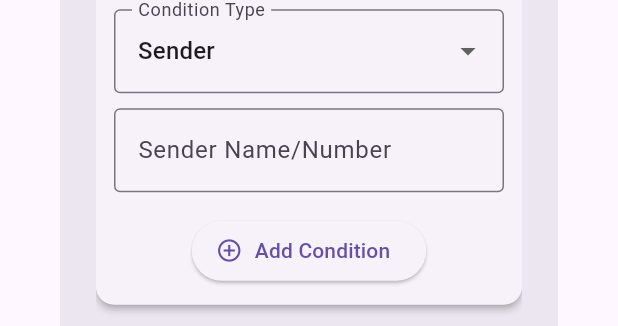
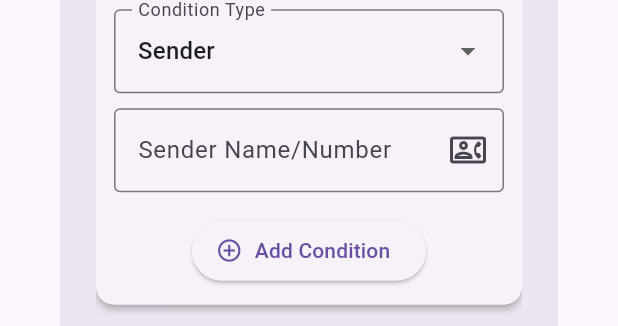
Before and after one commit to arunachalam-b/automated-sms-forwarder, a Flutter app: the FilterWizard widget shown alone on an empty page, opened directly, swiped to page 2, on a phone screen of 412 x 824 dp. Shown: the part 352-678 px from the top of the screen. Run offline on Flutter 3.47's test engine with Material 3 defaults, Android fonts, the phone set to English and light mode, and no system bars; our stand-ins replace flutter_contacts.

Commit message:
[Arunachalam] Remove sim selection section in create filter wizard

```diff
--- a/lib/models/filter.dart
+++ b/lib/models/filter.dart
@@ -19,12 +19,10 @@ class Filter {
   final String id; // To uniquely identify for editing/deleting
   final List<String> recipients; // Phone numbers or contact IDs
   final List<FilterCondition> conditions;
-  final String? selectedSim; // Identifier for the selected SIM (nullable for now)
 
   Filter({
     required this.id,
     required this.recipients,
     required this.conditions,
-    this.selectedSim,
   });
 }
--- a/lib/tabs/filters_tab.dart
+++ b/lib/tabs/filters_tab.dart
@@ -86,8 +86,7 @@ class FiltersTabState extends State<FiltersTab> {
           margin: const EdgeInsets.symmetric(horizontal: 8.0, vertical: 4.0),
           child: ListTile(
             title: Text('Forward to: ${filter.recipients.join(", ")}'),
-            subtitle: Text(
-                'Conditions: ${filter.conditions.length}, SIM: ${filter.selectedSim ?? 'Default'}'),
+            subtitle: Text('Conditions: ${filter.conditions.length}'),
             trailing: Row(
               mainAxisSize: MainAxisSize.min,
               children: [
--- a/lib/widgets/filter_wizard.dart
+++ b/lib/widgets/filter_wizard.dart
@@ -1,10 +1,18 @@
 import 'package:flutter/material.dart';
 import 'package:uuid/uuid.dart';
 import 'package:flutter_contacts/flutter_contacts.dart';
-import '../models/filter.dart';
+// Remove sim_data_plus imports
+// import 'package:sim_data_plus/sim_data.dart';
+// import 'package:sim_data_plus/sim_model.dart';
+// Remove permission_handler if only used for SIM
+// import 'package:permission_handler/permission_handler.dart';
+// Keep telephony for later use, but remove instance here if not used in wizard
+// import 'package:another_telephony/telephony.dart';
+
+import '../models/filter.dart' as custom_filter;
 
 class FilterWizard extends StatefulWidget {
-  final Filter? initialFilter; // Pass existing filter for editing
+  final custom_filter.Filter? initialFilter;
 
   const FilterWizard({super.key, this.initialFilter});
 
@@ -13,64 +21,73 @@ class FilterWizard extends StatefulWidget {
 }
 
 class _FilterWizardState extends State<FilterWizard> {
+  // Reduce page count to 2
   final _pageController = PageController();
   int _currentPage = 0;
   final _formKeys = [
     GlobalKey<FormState>(), // Page 0: Recipients
     GlobalKey<FormState>(), // Page 1: Conditions
-    GlobalKey<FormState>(), // Page 2: SIM Selection
   ];
 
-  // State variables for the filter
+  // --- State variables for the filter ---
   late String _filterId;
   List<String> _recipients = [];
-  List<FilterCondition> _conditions = [];
-  String? _selectedSim;
+  List<custom_filter.FilterCondition> _conditions = [];
+  // Removed _selectedSim state variable
 
   // --- Controllers & State for Wizard Pages ---
-  // Page 0: Recipients
   final _recipientController = TextEditingController();
+  final _conditionValueController = TextEditingController();
+  custom_filter.FilterConditionType _newConditionType =
+      custom_filter.FilterConditionType.sender;
+  bool _newConditionCaseSensitive = false;
 
-  // Page 1: Conditions (for the *new* condition entry)
-  final _conditionValueController = TextEditingController();
-  FilterConditionType _newConditionType = FilterConditionType.sender; // Default
-  bool _newConditionCaseSensitive = false; // Default
-
-  // Page 2: SIM Selection (Placeholder for now)
-  // String? _selectedSimController; // Example if using a controller
+  // Removed SIM detection state variables
+  // final Telephony _telephony = Telephony.instance;
+  // bool _isLoadingSimData = true;
+  // bool _phoneStatePermissionGranted = false;
+  // String _simError = '';
+  // int _simCount = 0;
+  // List<SimState?> _simStates = [];
 
   @override
   void initState() {
     super.initState();
     if (widget.initialFilter != null) {
-      // Pre-populate state if editing
       _filterId = widget.initialFilter!.id;
       _recipients = List.from(widget.initialFilter!.recipients);
-      // Clone conditions to avoid modifying the original list directly
       _conditions = widget.initialFilter!.conditions
-          .map((c) => FilterCondition(
+          .map((c) => custom_filter.FilterCondition(
                 type: c.type,
                 value: c.value,
                 caseSensitive: c.caseSensitive,
               ))
           .toList();
-      _selectedSim = widget.initialFilter!.selectedSim;
+      // No SIM state to initialize
     } else {
-      // Generate new ID if creating
       _filterId = const Uuid().v4();
     }
+    // Removed call to _loadSimData()
   }
+
+  // Removed _loadSimData function
+  // Future<void> _loadSimData() async { ... }
+
+  // Removed _getSimStateSuffix helper
+  // String _getSimStateSuffix(int index) { ... }
 
   @override
   void dispose() {
     _pageController.dispose();
     _recipientController.dispose();
-    _conditionValueController.dispose(); // Dispose new controller
+    _conditionValueController.dispose();
     super.dispose();
   }
 
+  // --- Navigation and Submission Logic (Updated for 2 pages) ---
   void _nextPage() {
     bool valid = true;
+    // Only validate page 0 (Recipients) when moving from 0 to 1
     if (_currentPage == 0) {
       if (_recipients.isEmpty) {
         valid = false;
@@ -78,19 +95,12 @@ class _FilterWizardState extends State<FilterWizard> {
           const SnackBar(content: Text('Please add at least one recipient.')),
         );
       }
-    } else if (_currentPage == 1) {
-        // Also check conditions page validity before moving to page 2
-        if (_conditions.isEmpty) {
-            valid = false;
-            ScaffoldMessenger.of(context).showSnackBar(
-                const SnackBar(content: Text('Please add at least one condition.')),
-            );
-        }
     }
 
     if (!valid) return;
 
-    if (_currentPage < 2) {
+    // Check if we are not on the last page (which is now page 1)
+    if (_currentPage < 1) {
       _pageController.nextPage(
         duration: const Duration(milliseconds: 300),
         curve: Curves.easeInOut,
@@ -117,7 +127,7 @@ class _FilterWizardState extends State<FilterWizard> {
     // Validate page 0 (Recipients)
     if (_recipients.isEmpty) {
       ScaffoldMessenger.of(context).showSnackBar(
-            const SnackBar(content: Text('Please add at least one recipient before submitting.')),
+        const SnackBar(content: Text('Please add at least one recipient.')),
       );
       if (_currentPage != 0) {
           _pageController.jumpToPage(0);
@@ -128,7 +138,7 @@ class _FilterWizardState extends State<FilterWizard> {
     // Validate page 1 (Conditions)
     if (_conditions.isEmpty) {
       ScaffoldMessenger.of(context).showSnackBar(
-            const SnackBar(content: Text('Please add at least one condition before submitting.')),
+        const SnackBar(content: Text('Please add at least one condition.')),
       );
        if (_currentPage != 1) {
           _pageController.jumpToPage(1);
@@ -136,53 +146,54 @@ class _FilterWizardState extends State<FilterWizard> {
       }
       return;
     }
-     // TODO: Add validation for SIM selection if needed (page 2)
 
-      final newFilter = Filter(
+    // Create filter without SIM info
+    final newFilter = custom_filter.Filter(
       id: _filterId,
       recipients: _recipients,
       conditions: _conditions,
-        selectedSim: _selectedSim,
+      // selectedSim removed
     );
     Navigator.of(context).pop(newFilter);
   }
 
+  // --- Build Method (Updated for 2 pages) ---
   @override
   Widget build(BuildContext context) {
     return AlertDialog(
       title: Text(widget.initialFilter == null ? 'Add New Filter' : 'Edit Filter'),
-      // Make dialog scrollable if content overflows
       scrollable: true,
       content: SizedBox(
         width: double.maxFinite,
-        // Use constraints for height instead of fixed height
-        height: MediaQuery.of(context).size.height * 0.6, // Example: 60% of screen height
+        height: MediaQuery.of(context).size.height * 0.6,
         child: PageView(
           controller: _pageController,
           physics: const NeverScrollableScrollPhysics(),
           children: [
             _buildRecipientsPage(),
             _buildConditionsPage(),
-            _buildSimSelectionPage(),
+            // Removed _buildSimSelectionPage()
           ],
         ),
       ),
       actions: <Widget>[
-        // Cancel button added
         TextButton(
           child: const Text('Cancel'),
-           onPressed: () => Navigator.of(context).pop(), // Close dialog, return null
+          onPressed: () => Navigator.of(context).pop(),
         ),
+        // Show Back button only on page 1
         if (_currentPage > 0)
           TextButton(
             child: const Text('Back'),
             onPressed: _previousPage,
           ),
-        if (_currentPage < 2)
-          ElevatedButton( // Make Next/Submit more prominent
+        // Show Next button only on page 0
+        if (_currentPage < 1)
+          ElevatedButton(
             child: const Text('Next'),
             onPressed: _nextPage,
           )
+        // Show Submit button only on page 1 (the last page)
         else
           ElevatedButton(
             child: const Text('Submit'),
@@ -192,6 +203,9 @@ class _FilterWizardState extends State<FilterWizard> {
     );
   }
 
+  // --- Page Builders ---
+
+  // _buildRecipientsPage remains the same
   Widget _buildRecipientsPage() {
     return Form(
       key: _formKeys[0],
@@ -214,10 +228,7 @@ class _FilterWizardState extends State<FilterWizard> {
                       hintText: '+1234567890',
                     ),
                     keyboardType: TextInputType.phone,
-                    validator: (value) {
-                      // Basic validation is handled by the add button logic
-                      return null;
-                    },
+                    validator: (value) => null,
                   ),
                 ),
                 const SizedBox(width: 8),
@@ -235,7 +246,7 @@ class _FilterWizardState extends State<FilterWizard> {
               child: OutlinedButton.icon(
                 icon: const Icon(Icons.contact_phone),
                 label: const Text('Select from Contacts'),
-                onPressed: _selectFromContacts,
+                onPressed: _selectRecipientFromContacts,
               ),
             ),
             const SizedBox(height: 15),
@@ -248,7 +259,7 @@ class _FilterWizardState extends State<FilterWizard> {
               )
             else
               Container(
-                constraints: const BoxConstraints(maxHeight: 150), // Limit chip area height
+                constraints: const BoxConstraints(maxHeight: 150),
                 child: SingleChildScrollView(
                   child: Wrap(
                     spacing: 8.0,
@@ -272,59 +283,7 @@ class _FilterWizardState extends State<FilterWizard> {
     );
   }
 
-  void _addRecipientManual() {
-    final number = _recipientController.text.trim();
-    _addRecipientToList(number);
-    _recipientController.clear();
-  }
-
-  void _addRecipientToList(String number) {
-     if (number.isNotEmpty) {
-      if (!_recipients.contains(number)) {
-        setState(() {
-          _recipients.add(number);
-        });
-      } else {
-        ScaffoldMessenger.of(context).showSnackBar(
-          SnackBar(content: Text('$number is already added.')),
-        );
-      }
-    } else {
-        ScaffoldMessenger.of(context).showSnackBar(
-          const SnackBar(content: Text('Please enter or select a valid phone number.')),
-        );
-    }
-  }
-
-
-  void _selectFromContacts() async {
-    if (!await FlutterContacts.requestPermission(readonly: true)) {
-      if (mounted) {
-        ScaffoldMessenger.of(context).showSnackBar(
-          const SnackBar(content: Text('Contact permission is required to select recipients.')),
-        );
-      }
-      return;
-    }
-
-    Contact? contact = await FlutterContacts.openExternalPick();
-    if (contact == null) return;
-
-    contact = await FlutterContacts.getContact(contact.id);
-    if (contact == null || contact.phones.isEmpty) {
-       if (mounted) {
-         ScaffoldMessenger.of(context).showSnackBar(
-            SnackBar(content: Text('Selected contact has no phone numbers.')),
-          );
-       }
-       return;
-    }
-
-    final firstNumber = contact.phones.first.number.replaceAll(RegExp(r'\s+|-|\(|\)'), '');
-    _addRecipientToList(firstNumber);
-  }
-
-  // --- Conditions Page Implementation ---
+  // _buildConditionsPage remains the same
   Widget _buildConditionsPage() {
     return Form(
       key: _formKeys[1],
@@ -336,8 +295,6 @@ class _FilterWizardState extends State<FilterWizard> {
           children: [
             const Text('Filter Conditions (SMS must match ALL):', style: TextStyle(fontWeight: FontWeight.bold)),
             const SizedBox(height: 15),
-
-            // --- Add New Condition Section ---
             Card(
               elevation: 2,
               margin: const EdgeInsets.only(bottom: 15),
@@ -348,17 +305,15 @@ class _FilterWizardState extends State<FilterWizard> {
                   children: [
                     const Text('Add a new condition:', style: TextStyle(fontSize: 16, fontWeight: FontWeight.w500)),
                     const SizedBox(height: 10),
-                    // Condition Type Dropdown
-                    DropdownButtonFormField<FilterConditionType>(
+                    DropdownButtonFormField<custom_filter.FilterConditionType>(
                       value: _newConditionType,
                       decoration: const InputDecoration(
                         labelText: 'Condition Type',
                         border: OutlineInputBorder(),
                       ),
-                      items: FilterConditionType.values.map((type) {
+                      items: custom_filter.FilterConditionType.values.map((type) {
                         return DropdownMenuItem(
                           value: type,
-                          // Capitalize first letter for display
                           child: Text(type.name[0].toUpperCase() + type.name.substring(1)),
                         );
                       }).toList(),
@@ -366,26 +321,32 @@ class _FilterWizardState extends State<FilterWizard> {
                         if (value != null) {
                           setState(() {
                             _newConditionType = value;
-                            // Reset case sensitivity if switching away from content
-                            if (value != FilterConditionType.content) {
+                            if (value != custom_filter.FilterConditionType.content) {
                               _newConditionCaseSensitive = false;
                             }
+                            _conditionValueController.clear();
                           });
                         }
                       },
                     ),
                     const SizedBox(height: 10),
-                    // Condition Value Text Field
                     TextFormField(
                       controller: _conditionValueController,
                       decoration: InputDecoration(
-                        labelText: _newConditionType == FilterConditionType.sender
+                        labelText: _newConditionType == custom_filter.FilterConditionType.sender
                             ? 'Sender Name/Number'
                             : 'Text Content',
                         border: const OutlineInputBorder(),
-                        hintText: _newConditionType == FilterConditionType.sender
+                        hintText: _newConditionType == custom_filter.FilterConditionType.sender
                             ? 'e.g., BankName or +1...`'
-                            : 'e.g., OTP or Urgent'
+                            : 'e.g., OTP or Urgent',
+                        suffixIcon: _newConditionType == custom_filter.FilterConditionType.sender
+                            ? IconButton(
+                                icon: const Icon(Icons.contact_phone_outlined),
+                                tooltip: 'Select Sender from Contacts',
+                                onPressed: _selectSenderFromContacts,
+                              )
+                            : null,
                       ),
                       validator: (value) {
                         if (value == null || value.trim().isEmpty) {
@@ -395,8 +356,7 @@ class _FilterWizardState extends State<FilterWizard> {
                       },
                     ),
                     const SizedBox(height: 5),
-                    // Case Sensitive Checkbox (Conditional)
-                    if (_newConditionType == FilterConditionType.content)
+                    if (_newConditionType == custom_filter.FilterConditionType.content)
                       CheckboxListTile(
                         title: const Text('Case Sensitive'),
                         value: _newConditionCaseSensitive,
@@ -405,11 +365,10 @@ class _FilterWizardState extends State<FilterWizard> {
                             _newConditionCaseSensitive = value ?? false;
                           });
                         },
-                        controlAffinity: ListTileControlAffinity.leading, // Checkbox on left
-                        contentPadding: EdgeInsets.zero, // Remove default padding
+                        controlAffinity: ListTileControlAffinity.leading,
+                        contentPadding: EdgeInsets.zero,
                       ),
                     const SizedBox(height: 10),
-                    // Add Condition Button
                     Center(
                       child: ElevatedButton.icon(
                         icon: const Icon(Icons.add_circle_outline),
@@ -421,8 +380,6 @@ class _FilterWizardState extends State<FilterWizard> {
                 ),
               ),
             ),
-
-            // --- Display Added Conditions Section ---
             const Text('Added Conditions:', style: TextStyle(fontWeight: FontWeight.w500)),
             const SizedBox(height: 5),
             if (_conditions.isEmpty)
@@ -432,19 +389,19 @@ class _FilterWizardState extends State<FilterWizard> {
               )
             else
               ListView.builder(
-                shrinkWrap: true, // Important inside SingleChildScrollView
-                physics: const NeverScrollableScrollPhysics(), // List scrolling managed by parent
+                shrinkWrap: true,
+                physics: const NeverScrollableScrollPhysics(),
                 itemCount: _conditions.length,
                 itemBuilder: (context, index) {
                   final condition = _conditions[index];
                   return Card(
                     margin: const EdgeInsets.symmetric(vertical: 4.0),
                     child: ListTile(
-                      leading: Icon(condition.type == FilterConditionType.sender
+                      leading: Icon(condition.type == custom_filter.FilterConditionType.sender
                           ? Icons.person_outline
                           : Icons.text_fields),
                       title: Text('${condition.type.name[0].toUpperCase()}${condition.type.name.substring(1)}: ${condition.value}'),
-                      subtitle: condition.type == FilterConditionType.content
+                      subtitle: condition.type == custom_filter.FilterConditionType.content
                           ? Text('Case Sensitive: ${condition.caseSensitive ? 'Yes' : 'No'}')
                           : null,
                       trailing: IconButton(
@@ -463,30 +420,97 @@ class _FilterWizardState extends State<FilterWizard> {
     );
   }
 
-  void _addCondition() {
-    // Validate the input fields for the new condition
-    if (!_formKeys[1].currentState!.validate()) {
-      return; // Don't add if validation fails
+  // Removed _buildSimSelectionPage method
+  // Widget _buildSimSelectionPage() { ... }
+
+
+  // --- Helper Methods --- (Keep recipient/condition helpers)
+
+  void _addRecipientManual() {
+    final number = _recipientController.text.trim();
+    _addRecipientToList(number);
+    _recipientController.clear();
   }
 
+  void _addRecipientToList(String number) {
+    if (number.isNotEmpty) {
+      if (!number.startsWith('+') && !RegExp(r'^[0-9]+$').hasMatch(number)){
+         ScaffoldMessenger.of(context).showSnackBar(
+          const SnackBar(content: Text('Please enter a valid phone number (e.g., +123... or 123...).')),
+        );
+        return;
+      }
+
+      if (!_recipients.contains(number)) {
+        setState(() {
+          _recipients.add(number);
+        });
+      } else {
+        ScaffoldMessenger.of(context).showSnackBar(
+          SnackBar(content: Text('$number is already added.')),
+        );
+      }
+    } else {
+        ScaffoldMessenger.of(context).showSnackBar(
+          const SnackBar(content: Text('Please enter or select a valid phone number.')),
+        );
+    }
+  }
+
+  Future<String?> _pickContactPhoneNumber() async {
+    if (!await FlutterContacts.requestPermission(readonly: true)) {
+      if (mounted) {
+        ScaffoldMessenger.of(context).showSnackBar(
+          const SnackBar(content: Text('Contact permission is required.')),
+        );
+      }
+      return null;
+    }
+
+    Contact? contact = await FlutterContacts.openExternalPick();
+    if (contact == null) return null;
+
+    contact = await FlutterContacts.getContact(contact.id);
+    if (contact == null || contact.phones.isEmpty) {
+      if (mounted) {
+        ScaffoldMessenger.of(context).showSnackBar(
+          SnackBar(content: Text('Selected contact has no phone numbers.')),
+        );
+      }
+      return null;
+    }
+    return contact.phones.first.number.replaceAll(RegExp(r'\s+|-|\(|\)'), '');
+  }
+
+  void _selectRecipientFromContacts() async {
+    final String? number = await _pickContactPhoneNumber();
+    if (number != null) {
+        _addRecipientToList(number);
+    }
+  }
+
+  void _selectSenderFromContacts() async {
+    final String? number = await _pickContactPhoneNumber();
+    if (number != null) {
+        _conditionValueController.text = number;
+    }
+  }
+
+  void _addCondition() {
+    if (!_formKeys[1].currentState!.validate()) {
+      return;
+    }
     final value = _conditionValueController.text.trim();
-
-    final newCondition = FilterCondition(
+    final newCondition = custom_filter.FilterCondition(
       type: _newConditionType,
       value: value,
-      // Only use the state variable if type is content
-      caseSensitive: _newConditionType == FilterConditionType.content
+      caseSensitive: _newConditionType == custom_filter.FilterConditionType.content
           ? _newConditionCaseSensitive
           : false,
     );
-
     setState(() {
       _conditions.add(newCondition);
-      // Reset input fields for the next condition
       _conditionValueController.clear();
-      // Optionally reset type and case sensitivity to defaults
-      // _newConditionType = FilterConditionType.sender;
-      // _newConditionCaseSensitive = false;
     });
   }
 
@@ -495,52 +519,4 @@ class _FilterWizardState extends State<FilterWizard> {
       _conditions.removeAt(index);
     });
   }
-
-
-  // --- SIM Selection Page Implementation (Placeholder) ---
-  Widget _buildSimSelectionPage() {
-    return Form(
-      key: _formKeys[2],
-      child: SingleChildScrollView(
-         padding: const EdgeInsets.symmetric(vertical: 8.0),
-        child: Column(
-          mainAxisSize: MainAxisSize.min,
-          crossAxisAlignment: CrossAxisAlignment.start,
-          children: [
-             const Text('Select SIM Card for Forwarding:', style: TextStyle(fontWeight: FontWeight.bold)),
-             const SizedBox(height: 15),
-             // TODO: Implement actual SIM selection logic
-             // This usually requires a platform-specific plugin (e.g., sim_data_plus or telephony)
-             // For now, we'll use dummy radio buttons
-             RadioListTile<String>(
-                title: const Text('SIM 1 (Dummy)'),
-                value: 'SIM 1',
-                groupValue: _selectedSim,
-                onChanged: (value) => setState(() => _selectedSim = value),
-              ),
-             RadioListTile<String>(
-                title: const Text('SIM 2 (Dummy)'),
-                value: 'SIM 2',
-                groupValue: _selectedSim,
-                onChanged: (value) => setState(() => _selectedSim = value),
-              ),
-             RadioListTile<String>(
-                title: const Text('Ask Every Time (Dummy)'),
-                value: "", // Representing no specific SIM selected
-                groupValue: _selectedSim,
-                onChanged: (value) => setState(() => _selectedSim = value),
-              ),
-             const SizedBox(height: 20),
-             const Center(
-                child: Text('(Note: Actual SIM detection requires specific plugins and permissions)',
-                  style: TextStyle(fontStyle: FontStyle.italic, color: Colors.grey),
-                  textAlign: TextAlign.center,
-                )
-             )
-          ],
-        ),
-      ),
-    );
 }
-
-}
--- a/pubspec.yaml
+++ b/pubspec.yaml
@@ -37,6 +37,8 @@ dependencies:
   intl: ^0.20.2
   uuid: ^4.5.1
   flutter_contacts: ^1.1.9+2
+  permission_handler: ^12.0.0+1
+  another_telephony: ^0.4.1
 
 dev_dependencies:
   flutter_test:
```
Also changed, not shown: pubspec.lock, 4 other files. Lines whose indentation alone changed are shown as unchanged.
